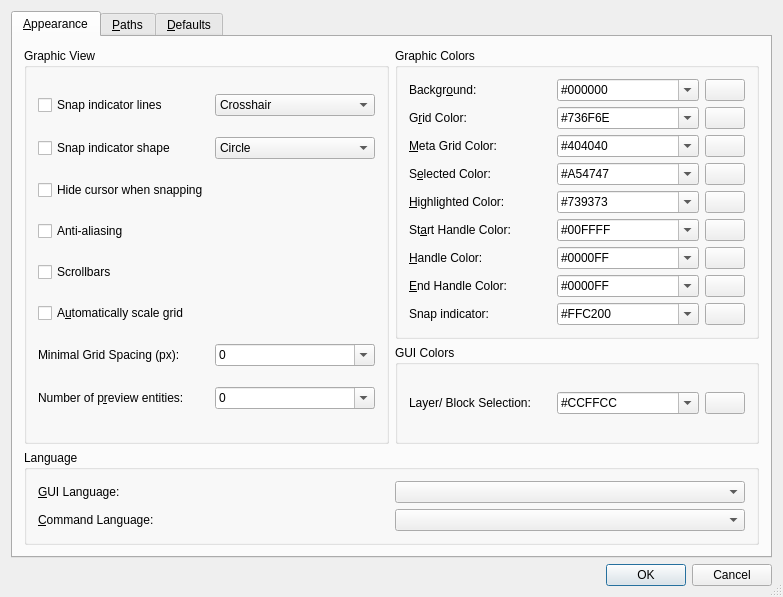
LibreCAD/LibreCAD, file librecad/src/ui/forms/qg_dlgoptionsgeneral.ui: the form before one commit.
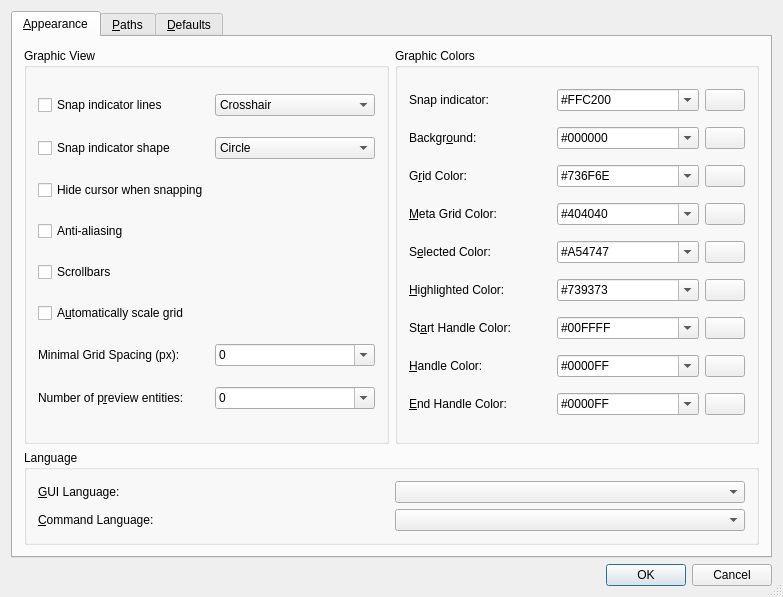
The form after the commit. Icons and pictures are not drawn.

Commit message:
removed layer/block selection background color option
… in favor of using a style-sheet.

QTableView
{
	selection-background-color: #ccffcc;
	selection-color: Blue;
	font-size: 16px;
	font-family: "Arial"
}

```diff
--- a/librecad/src/ui/forms/qg_dlgoptionsgeneral.ui
+++ b/librecad/src/ui/forms/qg_dlgoptionsgeneral.ui
@@ -46,489 +46,6 @@
        <string>&amp;Appearance</string>
       </attribute>
       <layout class="QGridLayout" name="gridLayout_3">
-       <item row="0" column="1" rowspan="2">
-        <widget class="QGroupBox" name="bgGraphicColors">
-         <property name="sizePolicy">
-          <sizepolicy hsizetype="Minimum" vsizetype="Preferred">
-           <horstretch>0</horstretch>
-           <verstretch>0</verstretch>
-          </sizepolicy>
-         </property>
-         <property name="title">
-          <string>Graphic Colors</string>
-         </property>
-         <property name="flat">
-          <bool>false</bool>
-         </property>
-         <layout class="QGridLayout" name="graphicColGridLayout">
-          <item row="4" column="0">
-           <widget class="QLabel" name="lHighlightedColor">
-            <property name="text">
-             <string>&amp;Highlighted Color:</string>
-            </property>
-            <property name="wordWrap">
-             <bool>false</bool>
-            </property>
-            <property name="buddy">
-             <cstring>cbMetaGridColor</cstring>
-            </property>
-           </widget>
-          </item>
-          <item row="4" column="2">
-           <widget class="QComboBox" name="cbHighlightedColor">
-            <property name="accessibleDescription">
-             <string notr="true"/>
-            </property>
-            <property name="editable">
-             <bool>true</bool>
-            </property>
-            <item>
-             <property name="text">
-              <string notr="true">#739373</string>
-             </property>
-            </item>
-           </widget>
-          </item>
-          <item row="2" column="0">
-           <widget class="QLabel" name="lMetaGridColor">
-            <property name="text">
-             <string>&amp;Meta Grid Color:</string>
-            </property>
-            <property name="wordWrap">
-             <bool>false</bool>
-            </property>
-            <property name="buddy">
-             <cstring>cbMetaGridColor</cstring>
-            </property>
-           </widget>
-          </item>
-          <item row="3" column="2">
-           <widget class="QComboBox" name="cbSelectedColor">
-            <property name="accessibleDescription">
-             <string notr="true"/>
-            </property>
-            <property name="editable">
-             <bool>true</bool>
-            </property>
-            <item>
-             <property name="text">
-              <string notr="true">#A54747</string>
-             </property>
-            </item>
-           </widget>
-          </item>
-          <item row="3" column="0">
-           <widget class="QLabel" name="lSelectedColor">
-            <property name="text">
-             <string>S&amp;elected Color:</string>
-            </property>
-            <property name="wordWrap">
-             <bool>false</bool>
-            </property>
-            <property name="buddy">
-             <cstring>cbMetaGridColor</cstring>
-            </property>
-           </widget>
-          </item>
-          <item row="1" column="2">
-           <widget class="QComboBox" name="cbGridColor">
-            <property name="accessibleDescription">
-             <string notr="true"/>
-            </property>
-            <property name="editable">
-             <bool>true</bool>
-            </property>
-            <item>
-             <property name="text">
-              <string notr="true">#736F6E</string>
-             </property>
-            </item>
-           </widget>
-          </item>
-          <item row="5" column="0">
-           <widget class="QLabel" name="lStartHandleColor">
-            <property name="text">
-             <string>St&amp;art Handle Color:</string>
-            </property>
-            <property name="buddy">
-             <cstring>cbStartHandleColor</cstring>
-            </property>
-           </widget>
-          </item>
-          <item row="0" column="0">
-           <widget class="QLabel" name="lBackground">
-            <property name="text">
-             <string>Backgr&amp;ound:</string>
-            </property>
-            <property name="wordWrap">
-             <bool>false</bool>
-            </property>
-            <property name="buddy">
-             <cstring>cbBackgroundColor</cstring>
-            </property>
-           </widget>
-          </item>
-          <item row="0" column="2">
-           <widget class="QComboBox" name="cbBackgroundColor">
-            <property name="sizePolicy">
-             <sizepolicy hsizetype="Preferred" vsizetype="Fixed">
-              <horstretch>0</horstretch>
-              <verstretch>0</verstretch>
-             </sizepolicy>
-            </property>
-            <property name="accessibleDescription">
-             <string notr="true"/>
-            </property>
-            <property name="editable">
-             <bool>true</bool>
-            </property>
-            <item>
-             <property name="text">
-              <string notr="true">#000000</string>
-             </property>
-            </item>
-            <item>
-             <property name="text">
-              <string notr="true">#FFFFFF</string>
-             </property>
-            </item>
-            <item>
-             <property name="text">
-              <string notr="true">#F0F8FF</string>
-             </property>
-            </item>
-           </widget>
-          </item>
-          <item row="2" column="2">
-           <widget class="QComboBox" name="cbMetaGridColor">
-            <property name="accessibleDescription">
-             <string notr="true"/>
-            </property>
-            <property name="editable">
-             <bool>true</bool>
-            </property>
-            <item>
-             <property name="text">
-              <string notr="true">#404040</string>
-             </property>
-            </item>
-           </widget>
-          </item>
-          <item row="5" column="2">
-           <widget class="QComboBox" name="cbStartHandleColor">
-            <property name="accessibleDescription">
-             <string notr="true"/>
-            </property>
-            <property name="editable">
-             <bool>true</bool>
-            </property>
-            <item>
-             <property name="text">
-              <string notr="true">#00FFFF</string>
-             </property>
-            </item>
-           </widget>
-          </item>
-          <item row="6" column="0">
-           <widget class="QLabel" name="label_2">
-            <property name="text">
-             <string>&amp;Handle Color:</string>
-            </property>
-            <property name="buddy">
-             <cstring>cbHandleColor</cstring>
-            </property>
-           </widget>
-          </item>
-          <item row="6" column="2">
-           <widget class="QComboBox" name="cbHandleColor">
-            <property name="accessibleDescription">
-             <string notr="true"/>
-            </property>
-            <property name="editable">
-             <bool>true</bool>
-            </property>
-            <item>
-             <property name="text">
-              <string notr="true">#0000FF</string>
-             </property>
-            </item>
-           </widget>
-          </item>
-          <item row="7" column="0">
-           <widget class="QLabel" name="label_3">
-            <property name="text">
-             <string>&amp;End Handle Color:</string>
-            </property>
-            <property name="buddy">
-             <cstring>cbEndHandleColor</cstring>
-            </property>
-           </widget>
-          </item>
-          <item row="1" column="0">
-           <widget class="QLabel" name="lGridColor">
-            <property name="text">
-             <string>G&amp;rid Color:</string>
-            </property>
-            <property name="wordWrap">
-             <bool>false</bool>
-            </property>
-            <property name="buddy">
-             <cstring>cbGridColor</cstring>
-            </property>
-           </widget>
-          </item>
-          <item row="7" column="2">
-           <widget class="QComboBox" name="cbEndHandleColor">
-            <property name="accessibleDescription">
-             <string notr="true"/>
-            </property>
-            <property name="editable">
-             <bool>true</bool>
-            </property>
-            <item>
-             <property name="text">
-              <string notr="true">#0000FF</string>
-             </property>
-            </item>
-           </widget>
-          </item>
-          <item row="8" column="0">
-           <widget class="QLabel" name="label_6">
-            <property name="text">
-             <string>Snap indicator:</string>
-            </property>
-            <property name="buddy">
-             <cstring>cbEndHandleColor</cstring>
-            </property>
-           </widget>
-          </item>
-          <item row="8" column="2">
-           <widget class="QComboBox" name="cb_snap_color">
-            <property name="accessibleDescription">
-             <string notr="true"/>
-            </property>
-            <property name="editable">
-             <bool>true</bool>
-            </property>
-            <item>
-             <property name="text">
-              <string notr="true">#FFC200</string>
-             </property>
-            </item>
-            <item>
-             <property name="text">
-              <string>#1E90FF</string>
-             </property>
-            </item>
-           </widget>
-          </item>
-          <item row="0" column="3">
-           <widget class="QPushButton" name="pb_background">
-            <property name="sizePolicy">
-             <sizepolicy hsizetype="Maximum" vsizetype="Fixed">
-              <horstretch>0</horstretch>
-              <verstretch>0</verstretch>
-             </sizepolicy>
-            </property>
-            <property name="text">
-             <string/>
-            </property>
-            <property name="icon">
-             <iconset resource="../../../res/ui/ui.qrc">
-              <normaloff>:/ui/colorxx.png</normaloff>:/ui/colorxx.png</iconset>
-            </property>
-           </widget>
-          </item>
-          <item row="1" column="3">
-           <widget class="QPushButton" name="pb_grid">
-            <property name="sizePolicy">
-             <sizepolicy hsizetype="Maximum" vsizetype="Fixed">
-              <horstretch>0</horstretch>
-              <verstretch>0</verstretch>
-             </sizepolicy>
-            </property>
-            <property name="text">
-             <string/>
-            </property>
-            <property name="icon">
-             <iconset resource="../../../res/ui/ui.qrc">
-              <normaloff>:/ui/colorxx.png</normaloff>:/ui/colorxx.png</iconset>
-            </property>
-           </widget>
-          </item>
-          <item row="2" column="3">
-           <widget class="QPushButton" name="pb_meta">
-            <property name="sizePolicy">
-             <sizepolicy hsizetype="Maximum" vsizetype="Fixed">
-              <horstretch>0</horstretch>
-              <verstretch>0</verstretch>
-             </sizepolicy>
-            </property>
-            <property name="text">
-             <string/>
-            </property>
-            <property name="icon">
-             <iconset resource="../../../res/ui/ui.qrc">
-              <normaloff>:/ui/colorxx.png</normaloff>:/ui/colorxx.png</iconset>
-            </property>
-           </widget>
-          </item>
-          <item row="3" column="3">
-           <widget class="QPushButton" name="pb_selected">
-            <property name="sizePolicy">
-             <sizepolicy hsizetype="Maximum" vsizetype="Fixed">
-              <horstretch>0</horstretch>
-              <verstretch>0</verstretch>
-             </sizepolicy>
-            </property>
-            <property name="text">
-             <string/>
-            </property>
-            <property name="icon">
-             <iconset resource="../../../res/ui/ui.qrc">
-              <normaloff>:/ui/colorxx.png</normaloff>:/ui/colorxx.png</iconset>
-            </property>
-           </widget>
-          </item>
-          <item row="4" column="3">
-           <widget class="QPushButton" name="pb_highlighted">
-            <property name="sizePolicy">
-             <sizepolicy hsizetype="Maximum" vsizetype="Fixed">
-              <horstretch>0</horstretch>
-              <verstretch>0</verstretch>
-             </sizepolicy>
-            </property>
-            <property name="text">
-             <string/>
-            </property>
-            <property name="icon">
-             <iconset resource="../../../res/ui/ui.qrc">
-              <normaloff>:/ui/colorxx.png</normaloff>:/ui/colorxx.png</iconset>
-            </property>
-           </widget>
-          </item>
-          <item row="5" column="3">
-           <widget class="QPushButton" name="pb_start">
-            <property name="sizePolicy">
-             <sizepolicy hsizetype="Maximum" vsizetype="Fixed">
-              <horstretch>0</horstretch>
-              <verstretch>0</verstretch>
-             </sizepolicy>
-            </property>
-            <property name="text">
-             <string/>
-            </property>
-            <property name="icon">
-             <iconset resource="../../../res/ui/ui.qrc">
-              <normaloff>:/ui/colorxx.png</normaloff>:/ui/colorxx.png</iconset>
-            </property>
-           </widget>
-          </item>
-          <item row="6" column="3">
-           <widget class="QPushButton" name="pb_handle">
-            <property name="sizePolicy">
-             <sizepolicy hsizetype="Maximum" vsizetype="Fixed">
-              <horstretch>0</horstretch>
-              <verstretch>0</verstretch>
-             </sizepolicy>
-            </property>
-            <property name="text">
-             <string/>
-            </property>
-            <property name="icon">
-             <iconset resource="../../../res/ui/ui.qrc">
-              <normaloff>:/ui/colorxx.png</normaloff>:/ui/colorxx.png</iconset>
-            </property>
-           </widget>
-          </item>
-          <item row="7" column="3">
-           <widget class="QPushButton" name="pb_end">
-            <property name="sizePolicy">
-             <sizepolicy hsizetype="Maximum" vsizetype="Fixed">
-              <horstretch>0</horstretch>
-              <verstretch>0</verstretch>
-             </sizepolicy>
-            </property>
-            <property name="text">
-             <string/>
-            </property>
-            <property name="icon">
-             <iconset resource="../../../res/ui/ui.qrc">
-              <normaloff>:/ui/colorxx.png</normaloff>:/ui/colorxx.png</iconset>
-            </property>
-           </widget>
-          </item>
-          <item row="8" column="3">
-           <widget class="QPushButton" name="pb_snap_color">
-            <property name="sizePolicy">
-             <sizepolicy hsizetype="Maximum" vsizetype="Fixed">
-              <horstretch>0</horstretch>
-              <verstretch>0</verstretch>
-             </sizepolicy>
-            </property>
-            <property name="text">
-             <string/>
-            </property>
-            <property name="icon">
-             <iconset resource="../../../res/ui/ui.qrc">
-              <normaloff>:/ui/colorxx.png</normaloff>:/ui/colorxx.png</iconset>
-            </property>
-           </widget>
-          </item>
-         </layout>
-        </widget>
-       </item>
-       <item row="2" column="1">
-        <widget class="QGroupBox" name="bgGuiColors">
-         <property name="title">
-          <string>GUI Colors</string>
-         </property>
-         <property name="flat">
-          <bool>false</bool>
-         </property>
-         <layout class="QGridLayout" name="guiColGridLayout">
-          <item row="0" column="0">
-           <widget class="QLabel" name="label_4">
-            <property name="text">
-             <string>Layer/ Block Selection:</string>
-            </property>
-           </widget>
-          </item>
-          <item row="0" column="2">
-           <widget class="QComboBox" name="cb_layerselection">
-            <property name="accessibleDescription">
-             <string notr="true"/>
-            </property>
-            <property name="editable">
-             <bool>true</bool>
-            </property>
-            <item>
-             <property name="text">
-              <string notr="true">#CCFFCC</string>
-             </property>
-            </item>
-           </widget>
-          </item>
-          <item row="0" column="3">
-           <widget class="QPushButton" name="pb_layerselection">
-            <property name="sizePolicy">
-             <sizepolicy hsizetype="Maximum" vsizetype="Fixed">
-              <horstretch>0</horstretch>
-              <verstretch>0</verstretch>
-             </sizepolicy>
-            </property>
-            <property name="text">
-             <string/>
-            </property>
-            <property name="icon">
-             <iconset resource="../../../res/ui/ui.qrc">
-              <normaloff>:/ui/colorxx.png</normaloff>:/ui/colorxx.png</iconset>
-            </property>
-           </widget>
-          </item>
-         </layout>
-        </widget>
-       </item>
        <item row="3" column="0" colspan="2">
         <widget class="QGroupBox" name="bgLanguage">
          <property name="sizePolicy">
@@ -798,6 +315,438 @@
          </layout>
         </widget>
        </item>
+       <item row="0" column="1" rowspan="3">
+        <widget class="QGroupBox" name="bgGraphicColors">
+         <property name="sizePolicy">
+          <sizepolicy hsizetype="Minimum" vsizetype="Preferred">
+           <horstretch>0</horstretch>
+           <verstretch>0</verstretch>
+          </sizepolicy>
+         </property>
+         <property name="title">
+          <string>Graphic Colors</string>
+         </property>
+         <property name="flat">
+          <bool>false</bool>
+         </property>
+         <layout class="QGridLayout" name="graphicColGridLayout">
+          <item row="7" column="2">
+           <widget class="QComboBox" name="cbHandleColor">
+            <property name="accessibleDescription">
+             <string notr="true"/>
+            </property>
+            <property name="editable">
+             <bool>true</bool>
+            </property>
+            <item>
+             <property name="text">
+              <string notr="true">#0000FF</string>
+             </property>
+            </item>
+           </widget>
+          </item>
+          <item row="8" column="0">
+           <widget class="QLabel" name="label_3">
+            <property name="text">
+             <string>&amp;End Handle Color:</string>
+            </property>
+            <property name="buddy">
+             <cstring>cbEndHandleColor</cstring>
+            </property>
+           </widget>
+          </item>
+          <item row="2" column="0">
+           <widget class="QLabel" name="lGridColor">
+            <property name="text">
+             <string>G&amp;rid Color:</string>
+            </property>
+            <property name="wordWrap">
+             <bool>false</bool>
+            </property>
+            <property name="buddy">
+             <cstring>cbGridColor</cstring>
+            </property>
+           </widget>
+          </item>
+          <item row="8" column="2">
+           <widget class="QComboBox" name="cbEndHandleColor">
+            <property name="accessibleDescription">
+             <string notr="true"/>
+            </property>
+            <property name="editable">
+             <bool>true</bool>
+            </property>
+            <item>
+             <property name="text">
+              <string notr="true">#0000FF</string>
+             </property>
+            </item>
+           </widget>
+          </item>
+          <item row="1" column="3">
+           <widget class="QPushButton" name="pb_background">
+            <property name="sizePolicy">
+             <sizepolicy hsizetype="Maximum" vsizetype="Fixed">
+              <horstretch>0</horstretch>
+              <verstretch>0</verstretch>
+             </sizepolicy>
+            </property>
+            <property name="text">
+             <string/>
+            </property>
+            <property name="icon">
+             <iconset resource="../../../res/ui/ui.qrc">
+              <normaloff>:/ui/colorxx.png</normaloff>:/ui/colorxx.png</iconset>
+            </property>
+           </widget>
+          </item>
+          <item row="2" column="3">
+           <widget class="QPushButton" name="pb_grid">
+            <property name="sizePolicy">
+             <sizepolicy hsizetype="Maximum" vsizetype="Fixed">
+              <horstretch>0</horstretch>
+              <verstretch>0</verstretch>
+             </sizepolicy>
+            </property>
+            <property name="text">
+             <string/>
+            </property>
+            <property name="icon">
+             <iconset resource="../../../res/ui/ui.qrc">
+              <normaloff>:/ui/colorxx.png</normaloff>:/ui/colorxx.png</iconset>
+            </property>
+           </widget>
+          </item>
+          <item row="3" column="3">
+           <widget class="QPushButton" name="pb_meta">
+            <property name="sizePolicy">
+             <sizepolicy hsizetype="Maximum" vsizetype="Fixed">
+              <horstretch>0</horstretch>
+              <verstretch>0</verstretch>
+             </sizepolicy>
+            </property>
+            <property name="text">
+             <string/>
+            </property>
+            <property name="icon">
+             <iconset resource="../../../res/ui/ui.qrc">
+              <normaloff>:/ui/colorxx.png</normaloff>:/ui/colorxx.png</iconset>
+            </property>
+           </widget>
+          </item>
+          <item row="4" column="3">
+           <widget class="QPushButton" name="pb_selected">
+            <property name="sizePolicy">
+             <sizepolicy hsizetype="Maximum" vsizetype="Fixed">
+              <horstretch>0</horstretch>
+              <verstretch>0</verstretch>
+             </sizepolicy>
+            </property>
+            <property name="text">
+             <string/>
+            </property>
+            <property name="icon">
+             <iconset resource="../../../res/ui/ui.qrc">
+              <normaloff>:/ui/colorxx.png</normaloff>:/ui/colorxx.png</iconset>
+            </property>
+           </widget>
+          </item>
+          <item row="5" column="3">
+           <widget class="QPushButton" name="pb_highlighted">
+            <property name="sizePolicy">
+             <sizepolicy hsizetype="Maximum" vsizetype="Fixed">
+              <horstretch>0</horstretch>
+              <verstretch>0</verstretch>
+             </sizepolicy>
+            </property>
+            <property name="text">
+             <string/>
+            </property>
+            <property name="icon">
+             <iconset resource="../../../res/ui/ui.qrc">
+              <normaloff>:/ui/colorxx.png</normaloff>:/ui/colorxx.png</iconset>
+            </property>
+           </widget>
+          </item>
+          <item row="6" column="3">
+           <widget class="QPushButton" name="pb_start">
+            <property name="sizePolicy">
+             <sizepolicy hsizetype="Maximum" vsizetype="Fixed">
+              <horstretch>0</horstretch>
+              <verstretch>0</verstretch>
+             </sizepolicy>
+            </property>
+            <property name="text">
+             <string/>
+            </property>
+            <property name="icon">
+             <iconset resource="../../../res/ui/ui.qrc">
+              <normaloff>:/ui/colorxx.png</normaloff>:/ui/colorxx.png</iconset>
+            </property>
+           </widget>
+          </item>
+          <item row="7" column="3">
+           <widget class="QPushButton" name="pb_handle">
+            <property name="sizePolicy">
+             <sizepolicy hsizetype="Maximum" vsizetype="Fixed">
+              <horstretch>0</horstretch>
+              <verstretch>0</verstretch>
+             </sizepolicy>
+            </property>
+            <property name="text">
+             <string/>
+            </property>
+            <property name="icon">
+             <iconset resource="../../../res/ui/ui.qrc">
+              <normaloff>:/ui/colorxx.png</normaloff>:/ui/colorxx.png</iconset>
+            </property>
+           </widget>
+          </item>
+          <item row="8" column="3">
+           <widget class="QPushButton" name="pb_end">
+            <property name="sizePolicy">
+             <sizepolicy hsizetype="Maximum" vsizetype="Fixed">
+              <horstretch>0</horstretch>
+              <verstretch>0</verstretch>
+             </sizepolicy>
+            </property>
+            <property name="text">
+             <string/>
+            </property>
+            <property name="icon">
+             <iconset resource="../../../res/ui/ui.qrc">
+              <normaloff>:/ui/colorxx.png</normaloff>:/ui/colorxx.png</iconset>
+            </property>
+           </widget>
+          </item>
+          <item row="5" column="0">
+           <widget class="QLabel" name="lHighlightedColor">
+            <property name="text">
+             <string>&amp;Highlighted Color:</string>
+            </property>
+            <property name="wordWrap">
+             <bool>false</bool>
+            </property>
+            <property name="buddy">
+             <cstring>cbMetaGridColor</cstring>
+            </property>
+           </widget>
+          </item>
+          <item row="5" column="2">
+           <widget class="QComboBox" name="cbHighlightedColor">
+            <property name="accessibleDescription">
+             <string notr="true"/>
+            </property>
+            <property name="editable">
+             <bool>true</bool>
+            </property>
+            <item>
+             <property name="text">
+              <string notr="true">#739373</string>
+             </property>
+            </item>
+           </widget>
+          </item>
+          <item row="3" column="0">
+           <widget class="QLabel" name="lMetaGridColor">
+            <property name="text">
+             <string>&amp;Meta Grid Color:</string>
+            </property>
+            <property name="wordWrap">
+             <bool>false</bool>
+            </property>
+            <property name="buddy">
+             <cstring>cbMetaGridColor</cstring>
+            </property>
+           </widget>
+          </item>
+          <item row="4" column="2">
+           <widget class="QComboBox" name="cbSelectedColor">
+            <property name="accessibleDescription">
+             <string notr="true"/>
+            </property>
+            <property name="editable">
+             <bool>true</bool>
+            </property>
+            <item>
+             <property name="text">
+              <string notr="true">#A54747</string>
+             </property>
+            </item>
+           </widget>
+          </item>
+          <item row="4" column="0">
+           <widget class="QLabel" name="lSelectedColor">
+            <property name="text">
+             <string>S&amp;elected Color:</string>
+            </property>
+            <property name="wordWrap">
+             <bool>false</bool>
+            </property>
+            <property name="buddy">
+             <cstring>cbMetaGridColor</cstring>
+            </property>
+           </widget>
+          </item>
+          <item row="2" column="2">
+           <widget class="QComboBox" name="cbGridColor">
+            <property name="accessibleDescription">
+             <string notr="true"/>
+            </property>
+            <property name="editable">
+             <bool>true</bool>
+            </property>
+            <item>
+             <property name="text">
+              <string notr="true">#736F6E</string>
+             </property>
+            </item>
+           </widget>
+          </item>
+          <item row="6" column="0">
+           <widget class="QLabel" name="lStartHandleColor">
+            <property name="text">
+             <string>St&amp;art Handle Color:</string>
+            </property>
+            <property name="buddy">
+             <cstring>cbStartHandleColor</cstring>
+            </property>
+           </widget>
+          </item>
+          <item row="1" column="0">
+           <widget class="QLabel" name="lBackground">
+            <property name="text">
+             <string>Backgr&amp;ound:</string>
+            </property>
+            <property name="wordWrap">
+             <bool>false</bool>
+            </property>
+            <property name="buddy">
+             <cstring>cbBackgroundColor</cstring>
+            </property>
+           </widget>
+          </item>
+          <item row="1" column="2">
+           <widget class="QComboBox" name="cbBackgroundColor">
+            <property name="sizePolicy">
+             <sizepolicy hsizetype="Preferred" vsizetype="Fixed">
+              <horstretch>0</horstretch>
+              <verstretch>0</verstretch>
+             </sizepolicy>
+            </property>
+            <property name="accessibleDescription">
+             <string notr="true"/>
+            </property>
+            <property name="editable">
+             <bool>true</bool>
+            </property>
+            <item>
+             <property name="text">
+              <string notr="true">#000000</string>
+             </property>
+            </item>
+            <item>
+             <property name="text">
+              <string notr="true">#FFFFFF</string>
+             </property>
+            </item>
+            <item>
+             <property name="text">
+              <string notr="true">#F0F8FF</string>
+             </property>
+            </item>
+           </widget>
+          </item>
+          <item row="3" column="2">
+           <widget class="QComboBox" name="cbMetaGridColor">
+            <property name="accessibleDescription">
+             <string notr="true"/>
+            </property>
+            <property name="editable">
+             <bool>true</bool>
+            </property>
+            <item>
+             <property name="text">
+              <string notr="true">#404040</string>
+             </property>
+            </item>
+           </widget>
+          </item>
+          <item row="6" column="2">
+           <widget class="QComboBox" name="cbStartHandleColor">
+            <property name="accessibleDescription">
+             <string notr="true"/>
+            </property>
+            <property name="editable">
+             <bool>true</bool>
+            </property>
+            <item>
+             <property name="text">
+              <string notr="true">#00FFFF</string>
+             </property>
+            </item>
+           </widget>
+          </item>
+          <item row="7" column="0">
+           <widget class="QLabel" name="label_2">
+            <property name="text">
+             <string>&amp;Handle Color:</string>
+            </property>
+            <property name="buddy">
+             <cstring>cbHandleColor</cstring>
+            </property>
+           </widget>
+          </item>
+          <item row="0" column="0">
+           <widget class="QLabel" name="label_6">
+            <property name="text">
+             <string>Snap indicator:</string>
+            </property>
+            <property name="buddy">
+             <cstring>cbEndHandleColor</cstring>
+            </property>
+           </widget>
+          </item>
+          <item row="0" column="2">
+           <widget class="QComboBox" name="cb_snap_color">
+            <property name="accessibleDescription">
+             <string notr="true"/>
+            </property>
+            <property name="editable">
+             <bool>true</bool>
+            </property>
+            <item>
+             <property name="text">
+              <string notr="true">#FFC200</string>
+             </property>
+            </item>
+            <item>
+             <property name="text">
+              <string>#1E90FF</string>
+             </property>
+            </item>
+           </widget>
+          </item>
+          <item row="0" column="3">
+           <widget class="QPushButton" name="pb_snap_color">
+            <property name="sizePolicy">
+             <sizepolicy hsizetype="Maximum" vsizetype="Fixed">
+              <horstretch>0</horstretch>
+              <verstretch>0</verstretch>
+             </sizepolicy>
+            </property>
+            <property name="text">
+             <string/>
+            </property>
+            <property name="icon">
+             <iconset resource="../../../res/ui/ui.qrc">
+              <normaloff>:/ui/colorxx.png</normaloff>:/ui/colorxx.png</iconset>
+            </property>
+           </widget>
+          </item>
+         </layout>
+        </widget>
+       </item>
       </layout>
      </widget>
      <widget class="QWidget" name="tab_2">
```
The commit also changes 4 other files.
